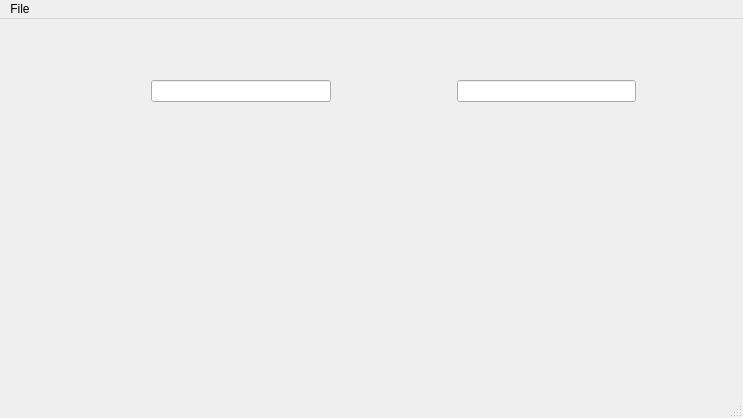
This is mainwindow.ui in MaciejHanszke/Diff-Tool-Zaaw-CPP as Qt 5 draws it before an edit. The edited form follows.
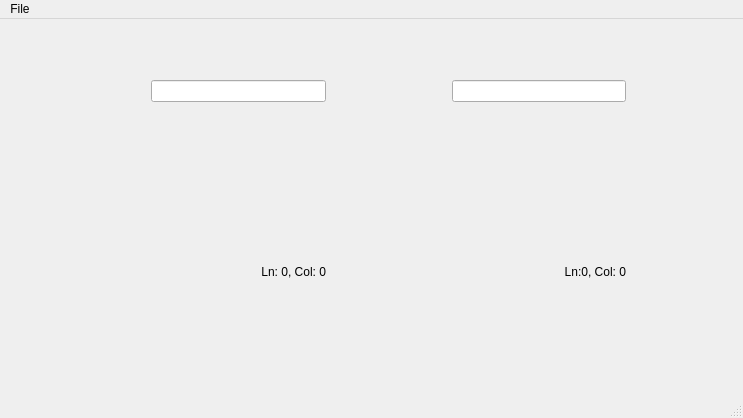
This is the edited form. Icons and pictures are not drawn. Custom widgets are drawn as their Qt base class.

Commit message: Added current cursor position label

The edit to the form file:
```diff
--- a/mainwindow.ui
+++ b/mainwindow.ui
@@ -128,6 +128,28 @@
          </property>
         </widget>
        </item>
+       <item>
+        <widget class="QLabel" name="file1_cursor_pos_text">
+         <property name="enabled">
+          <bool>true</bool>
+         </property>
+         <property name="sizePolicy">
+          <sizepolicy hsizetype="Preferred" vsizetype="Fixed">
+           <horstretch>0</horstretch>
+           <verstretch>0</verstretch>
+          </sizepolicy>
+         </property>
+         <property name="layoutDirection">
+          <enum>Qt::LeftToRight</enum>
+         </property>
+         <property name="text">
+          <string>Ln: 0, Col: 0</string>
+         </property>
+         <property name="alignment">
+          <set>Qt::AlignRight|Qt::AlignTrailing|Qt::AlignVCenter</set>
+         </property>
+        </widget>
+       </item>
       </layout>
      </item>
      <item>
@@ -240,8 +262,40 @@
          </property>
         </widget>
        </item>
+       <item>
+        <widget class="QLabel" name="file2_cursor_pos_text">
+         <property name="sizePolicy">
+          <sizepolicy hsizetype="Preferred" vsizetype="Fixed">
+           <horstretch>0</horstretch>
+           <verstretch>0</verstretch>
+          </sizepolicy>
+         </property>
+         <property name="text">
+          <string>Ln:0, Col: 0</string>
+         </property>
+         <property name="alignment">
+          <set>Qt::AlignRight|Qt::AlignTrailing|Qt::AlignVCenter</set>
+         </property>
+        </widget>
+       </item>
       </layout>
      </item>
+     <item>
+      <spacer name="verticalSpacer_4">
+       <property name="orientation">
+        <enum>Qt::Vertical</enum>
+       </property>
+       <property name="sizeType">
+        <enum>QSizePolicy::Fixed</enum>
+       </property>
+       <property name="sizeHint" stdset="0">
+        <size>
+         <width>10</width>
+         <height>40</height>
+        </size>
+       </property>
+      </spacer>
+     </item>
      <item>
       <layout class="QVBoxLayout" name="file3Layout">
        <item>
```
The commit also changes 3 other files.
